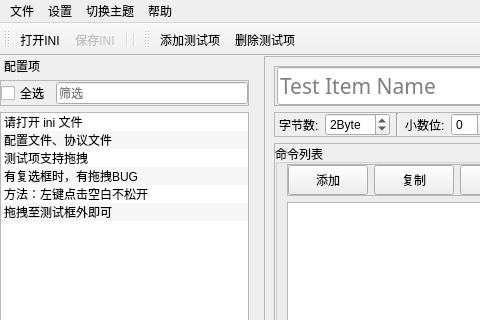
First picture: the form in mainwindow.ui, repository m-RNA/labview-ini-editor, before the edit; both pictures show x 0 to 480 and y 0 to 320 of the 850 by 657 pixel window.
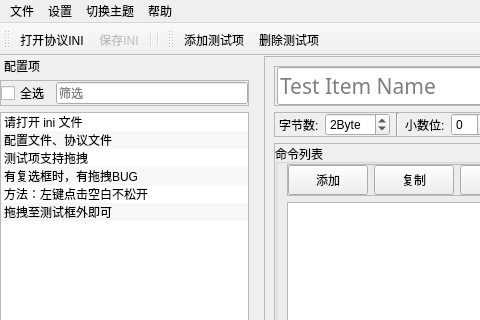
Second picture: the form after the edit. Custom widgets are drawn as their Qt base class.

Commit message: Change：仅支持协议文件加载

The edit to the form file:
```diff
--- a/mainwindow.ui
+++ b/mainwindow.ui
@@ -1091,7 +1091,7 @@
   </widget>
   <action name="actOpenIni">
    <property name="text">
-    <string>打开INI</string>
+    <string>打开协议INI</string>
    </property>
    <property name="shortcut">
     <string>Ctrl+O</string>
```
The commit also changes 1 other file.
